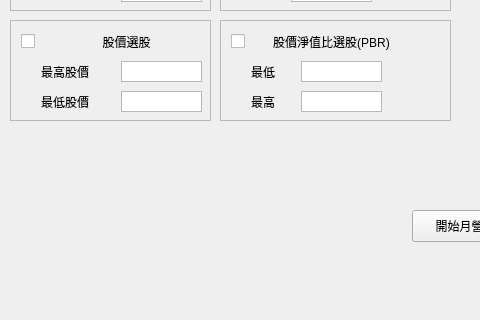
Qt form UI_backtest.ui (bjioljlo/StockHistory) before a commit; both pictures show x 0 to 480 and y 280 to 600 of the 800 by 600 pixel window.
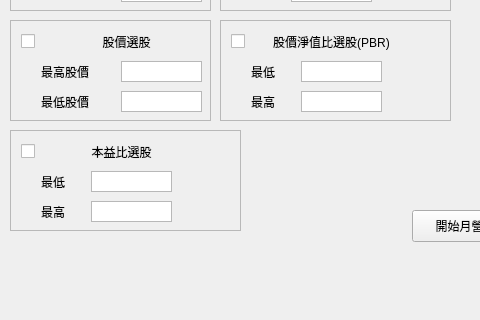
The same form after that commit.

The edit to the form file:
```diff
--- a/UI_backtest.ui
+++ b/UI_backtest.ui
@@ -968,6 +968,116 @@
      <set>Qt::AlignCenter</set>
     </property>
    </widget>
+   <widget class="QScrollArea" name="scrollArea_7">
+    <property name="geometry">
+     <rect>
+      <x>10</x>
+      <y>410</y>
+      <width>231</width>
+      <height>101</height>
+     </rect>
+    </property>
+    <property name="widgetResizable">
+     <bool>true</bool>
+    </property>
+    <widget class="QWidget" name="scrollAreaWidgetContents_7">
+     <property name="geometry">
+      <rect>
+       <x>0</x>
+       <y>0</y>
+       <width>229</width>
+       <height>99</height>
+      </rect>
+     </property>
+     <widget class="QLabel" name="label_26">
+      <property name="geometry">
+       <rect>
+        <x>30</x>
+        <y>70</y>
+        <width>101</width>
+        <height>21</height>
+       </rect>
+      </property>
+      <property name="text">
+       <string>最高</string>
+      </property>
+     </widget>
+     <widget class="QTextEdit" name="input_yield_end">
+      <property name="geometry">
+       <rect>
+        <x>80</x>
+        <y>70</y>
+        <width>81</width>
+        <height>21</height>
+       </rect>
+      </property>
+      <property name="verticalScrollBarPolicy">
+       <enum>Qt::ScrollBarAlwaysOff</enum>
+      </property>
+      <property name="horizontalScrollBarPolicy">
+       <enum>Qt::ScrollBarAlwaysOff</enum>
+      </property>
+     </widget>
+     <widget class="QLabel" name="label_27">
+      <property name="geometry">
+       <rect>
+        <x>30</x>
+        <y>40</y>
+        <width>101</width>
+        <height>21</height>
+       </rect>
+      </property>
+      <property name="text">
+       <string>最低</string>
+      </property>
+     </widget>
+     <widget class="QTextEdit" name="input_yield_start">
+      <property name="geometry">
+       <rect>
+        <x>80</x>
+        <y>40</y>
+        <width>81</width>
+        <height>21</height>
+       </rect>
+      </property>
+      <property name="verticalScrollBarPolicy">
+       <enum>Qt::ScrollBarAlwaysOff</enum>
+      </property>
+      <property name="horizontalScrollBarPolicy">
+       <enum>Qt::ScrollBarAlwaysOff</enum>
+      </property>
+     </widget>
+     <widget class="QLabel" name="label_28">
+      <property name="geometry">
+       <rect>
+        <x>40</x>
+        <y>10</y>
+        <width>141</width>
+        <height>21</height>
+       </rect>
+      </property>
+      <property name="text">
+       <string>本益比選股</string>
+      </property>
+      <property name="alignment">
+       <set>Qt::AlignCenter</set>
+      </property>
+     </widget>
+     <widget class="QCheckBox" name="check_yield_pick">
+      <property name="geometry">
+       <rect>
+        <x>10</x>
+        <y>10</y>
+        <width>21</width>
+        <height>20</height>
+       </rect>
+      </property>
+      <property name="text">
+       <string/>
+      </property>
+     </widget>
+    </widget>
+   </widget>
   </widget>
   <widget class="QMenuBar" name="menubar">
    <property name="geometry">
```
